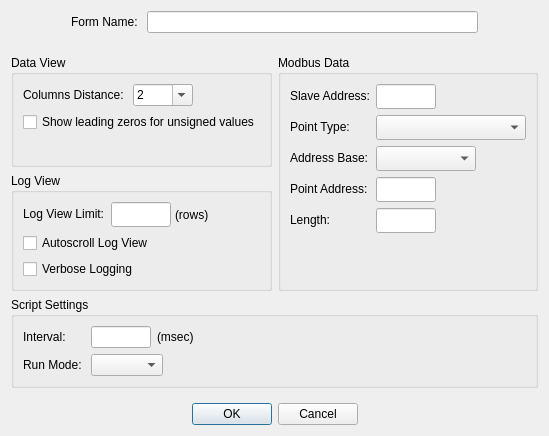
Above: src/dialogs/dialogdisplaydefinition.ui from sanny32/OpenModSim before the change. Below: the same form after it.
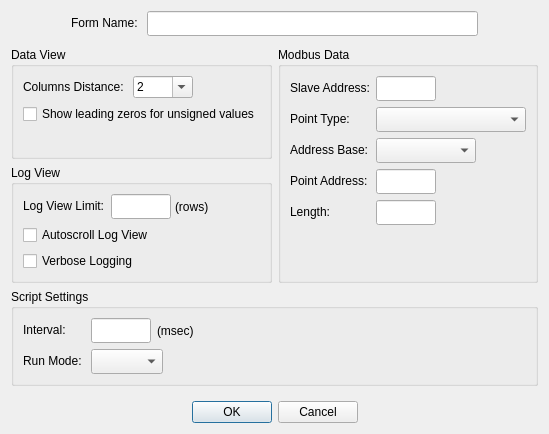
That is the form after the change. Custom widgets are drawn as their Qt base class.

Commit message: Finish redisigning DisplayDefinition dialog

What changed in the file:
```diff
--- a/src/dialogs/dialogdisplaydefinition.ui
+++ b/src/dialogs/dialogdisplaydefinition.ui
@@ -7,7 +7,7 @@
     <x>0</x>
     <y>0</y>
     <width>537</width>
-    <height>436</height>
+    <height>434</height>
    </rect>
   </property>
   <property name="windowTitle">
@@ -370,6 +370,12 @@
             <verstretch>0</verstretch>
            </sizepolicy>
           </property>
+          <property name="minimumSize">
+           <size>
+            <width>0</width>
+            <height>25</height>
+           </size>
+          </property>
           <property name="maximumSize">
            <size>
             <width>60</width>
@@ -402,6 +408,12 @@
           <verstretch>0</verstretch>
          </sizepolicy>
         </property>
+        <property name="minimumSize">
+         <size>
+          <width>0</width>
+          <height>25</height>
+         </size>
+        </property>
        </widget>
       </item>
      </layout>
@@ -428,7 +440,14 @@
      <item row="0" column="1">
       <layout class="QHBoxLayout" name="horizontalLayout_2">
        <item>
-        <widget class="QLineEdit" name="lineEditFormName"/>
+        <widget class="QLineEdit" name="lineEditFormName">
+         <property name="minimumSize">
+          <size>
+           <width>0</width>
+           <height>25</height>
+          </size>
+         </property>
+        </widget>
        </item>
       </layout>
      </item>
```
The commit also changes 3 other files.
